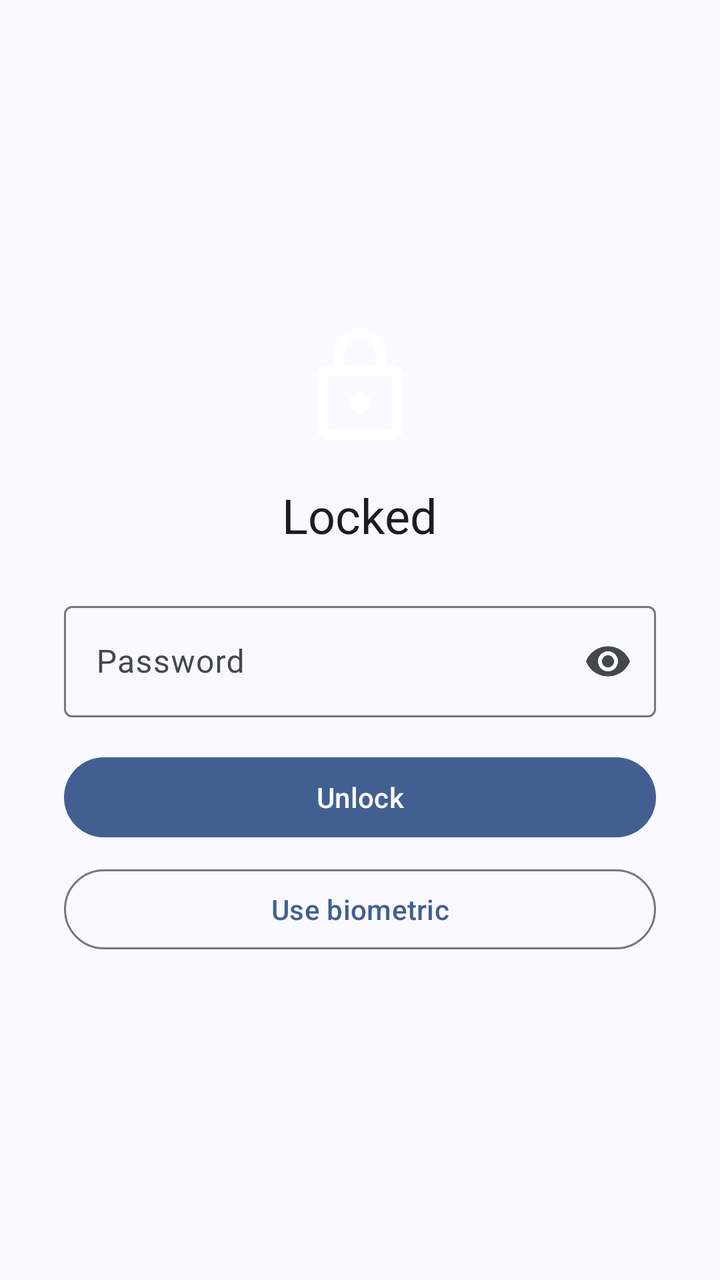
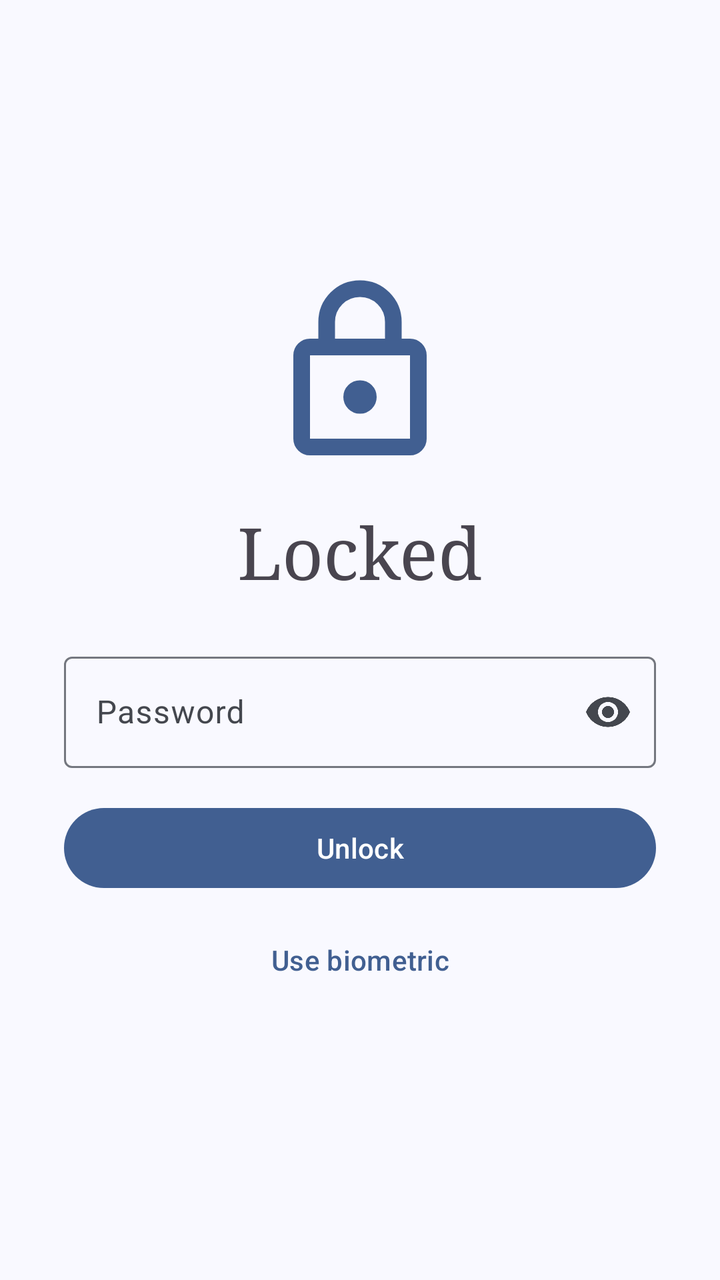

Before-and-after screenshots of an Android layout around one commit, followed by the original layout XML and the change that was made.
<!-- AndroidManifest.xml: application theme Theme.Keyheimer -->
<!-- res/layout/activity_lock.xml -->
<?xml version="1.0" encoding="utf-8"?>
<FrameLayout xmlns:android="http://schemas.android.com/apk/res/android"
    xmlns:app="http://schemas.android.com/apk/res-auto"
    android:id="@+id/lock_root"
    android:layout_width="match_parent"
    android:layout_height="match_parent">

    <LinearLayout
        android:layout_width="match_parent"
        android:layout_height="wrap_content"
        android:layout_gravity="center"
        android:gravity="center"
        android:orientation="vertical"
        android:padding="32dp">

        <ImageView
            android:layout_width="64dp"
            android:layout_height="64dp"
            android:contentDescription="@null"
            android:src="@drawable/ic_lock" />

        <com.google.android.material.textview.MaterialTextView
            android:layout_width="wrap_content"
            android:layout_height="wrap_content"
            android:layout_marginTop="16dp"
            android:text="@string/lock_title"
            android:textAppearance="?attr/textAppearanceHeadlineSmall" />

        <com.google.android.material.textfield.TextInputLayout
            android:id="@+id/til_password"
            style="@style/Widget.Material3.TextInputLayout.OutlinedBox"
            android:layout_width="match_parent"
            android:layout_height="wrap_content"
            android:layout_marginTop="24dp"
            android:hint="@string/settings_app_lock_password_label"
            app:endIconMode="password_toggle">

            <com.google.android.material.textfield.TextInputEditText
                android:id="@+id/input_password"
                android:layout_width="match_parent"
                android:layout_height="wrap_content"
                android:inputType="textPassword" />

        </com.google.android.material.textfield.TextInputLayout>

        <com.google.android.material.button.MaterialButton
            android:id="@+id/button_unlock_password"
            android:layout_width="match_parent"
            android:layout_height="wrap_content"
            android:layout_marginTop="16dp"
            android:text="@string/lock_unlock_button" />

        <com.google.android.material.button.MaterialButton
            android:id="@+id/button_use_biometric"
            style="@style/Widget.Material3.Button.OutlinedButton"
            android:layout_width="match_parent"
            android:layout_height="wrap_content"
            android:layout_marginTop="8dp"
            android:text="@string/lock_use_biometric_button" />
    </LinearLayout>
</FrameLayout>
<!-- resources referenced by this layout -->
<resources>
  <!-- drawable ic_lock (drawable) -->
  <vector xmlns:android="http://schemas.android.com/apk/res/android"
      android:width="24dp"
      android:height="24dp"
      android:viewportWidth="960"
      android:viewportHeight="960">
    <path
        android:pathData="M240,880q-33,0 -56.5,-23.5T160,800v-400q0,-33 23.5,-56.5T240,320h40v-80q0,-83 58.5,-141.5T480,40q83,0 141.5,58.5T680,240v80h40q33,0 56.5,23.5T800,400v400q0,33 -23.5,56.5T720,880L240,880ZM240,800h480v-400L240,400v400ZM536.5,656.5Q560,633 560,600t-23.5,-56.5Q513,520 480,520t-56.5,23.5Q400,567 400,600t23.5,56.5Q447,680 480,680t56.5,-23.5ZM360,320h240v-80q0,-50 -35,-85t-85,-35q-50,0 -85,35t-35,85v80ZM240,800v-400,400Z"
        android:fillColor="#FFFFFF"/>
  </vector>
  <string name="lock_title">Locked</string>
  <string name="lock_unlock_button">Unlock</string>
  <string name="lock_use_biometric_button">Use biometric</string>
  <string name="settings_app_lock_password_label">Password</string>
  <color name="md_theme_primary">#415F91</color>
  <color name="md_theme_onPrimary">#FFFFFF</color>
  <color name="md_theme_primaryContainer">#D6E3FF</color>
  <color name="md_theme_onPrimaryContainer">#284777</color>
  <color name="md_theme_secondary">#565F71</color>
  <color name="md_theme_onSecondary">#FFFFFF</color>
  <color name="md_theme_secondaryContainer">#DAE2F9</color>
  <color name="md_theme_onSecondaryContainer">#3E4759</color>
  <color name="md_theme_tertiary">#705575</color>
  <color name="md_theme_onTertiary">#FFFFFF</color>
  <color name="md_theme_tertiaryContainer">#FAD8FD</color>
  <color name="md_theme_onTertiaryContainer">#573E5C</color>
  <color name="md_theme_error">#BA1A1A</color>
  <color name="md_theme_onError">#FFFFFF</color>
  <color name="md_theme_errorContainer">#FFDAD6</color>
  <color name="md_theme_onErrorContainer">#93000A</color>
  <color name="md_theme_background">#F9F9FF</color>
  <color name="md_theme_onBackground">#191C20</color>
  <color name="md_theme_surface">#F9F9FF</color>
  <color name="md_theme_onSurface">#191C20</color>
  <color name="md_theme_surfaceVariant">#E0E2EC</color>
  <color name="md_theme_onSurfaceVariant">#44474E</color>
  <color name="md_theme_outline">#74777F</color>
  <color name="md_theme_outlineVariant">#C4C6D0</color>
  <color name="md_theme_inverseSurface">#2E3036</color>
  <color name="md_theme_inverseOnSurface">#F0F0F7</color>
  <color name="md_theme_inversePrimary">#AAC7FF</color>
  <color name="md_theme_primaryFixed">#D6E3FF</color>
  <color name="md_theme_onPrimaryFixed">#001B3E</color>
  <color name="md_theme_primaryFixedDim">#AAC7FF</color>
  <color name="md_theme_onPrimaryFixedVariant">#284777</color>
  <color name="md_theme_secondaryFixed">#DAE2F9</color>
  <color name="md_theme_onSecondaryFixed">#131C2B</color>
  <color name="md_theme_secondaryFixedDim">#BEC6DC</color>
  <color name="md_theme_onSecondaryFixedVariant">#3E4759</color>
  <color name="md_theme_tertiaryFixed">#FAD8FD</color>
  <color name="md_theme_onTertiaryFixed">#28132E</color>
  <color name="md_theme_tertiaryFixedDim">#DDBCE0</color>
  <color name="md_theme_onTertiaryFixedVariant">#573E5C</color>
  <color name="md_theme_surfaceDim">#D9D9E0</color>
  <color name="md_theme_surfaceBright">#F9F9FF</color>
  <color name="md_theme_surfaceContainerLowest">#FFFFFF</color>
  <color name="md_theme_surfaceContainerLow">#F3F3FA</color>
  <color name="md_theme_surfaceContainer">#EDEDF4</color>
  <color name="md_theme_surfaceContainerHigh">#E7E8EE</color>
  <color name="md_theme_surfaceContainerHighest">#E2E2E9</color>
  <!-- unchanged entries left out for length: 2 -->
</resources>

<!-- the commit's change to res/layout/activity_lock.xml (unified diff, before → after) -->
@@ -14,8 +14,8 @@
         android:padding="32dp">
 
         <ImageView
-            android:layout_width="64dp"
-            android:layout_height="64dp"
+            android:layout_width="100dp"
+            android:layout_height="100dp"
             android:contentDescription="@null"
             android:src="@drawable/ic_lock" />
 
@@ -23,8 +23,9 @@
             android:layout_width="wrap_content"
             android:layout_height="wrap_content"
             android:layout_marginTop="16dp"
-            android:text="@string/lock_title"
-            android:textAppearance="?attr/textAppearanceHeadlineSmall" />
+            android:fontFamily="serif"
+            android:text="@string/lock_screen_title"
+            android:textAppearance="?attr/textAppearanceDisplaySmall" />
 
         <com.google.android.material.textfield.TextInputLayout
             android:id="@+id/til_password"
@@ -32,7 +33,7 @@
             android:layout_width="match_parent"
             android:layout_height="wrap_content"
             android:layout_marginTop="24dp"
-            android:hint="@string/settings_app_lock_password_label"
+            android:hint="@string/field_password"
             app:endIconMode="password_toggle">
 
             <com.google.android.material.textfield.TextInputEditText
@@ -48,14 +49,15 @@
             android:layout_width="match_parent"
             android:layout_height="wrap_content"
             android:layout_marginTop="16dp"
-            android:text="@string/lock_unlock_button" />
+            android:text="@string/dialog_button_unlock" />
 
         <com.google.android.material.button.MaterialButton
             android:id="@+id/button_use_biometric"
-            style="@style/Widget.Material3.Button.OutlinedButton"
+            style="@style/Widget.Material3.Button.TextButton"
             android:layout_width="match_parent"
             android:layout_height="wrap_content"
             android:layout_marginTop="8dp"
-            android:text="@string/lock_use_biometric_button" />
+            app:iconGravity="textEnd"
+            android:text="@string/lock_screen_use_biometric_button" />
     </LinearLayout>
 </FrameLayout>
<!-- resource entries referenced after the edit -->
@@ -8,12 +8,12 @@
       android:viewportHeight="960">
     <path
         android:pathData="M240,880q-33,0 -56.5,-23.5T160,800v-400q0,-33 23.5,-56.5T240,320h40v-80q0,-83 58.5,-141.5T480,40q83,0 141.5,58.5T680,240v80h40q33,0 56.5,23.5T800,400v400q0,33 -23.5,56.5T720,880L240,880ZM240,800h480v-400L240,400v400ZM536.5,656.5Q560,633 560,600t-23.5,-56.5Q513,520 480,520t-56.5,23.5Q400,567 400,600t23.5,56.5Q447,680 480,680t56.5,-23.5ZM360,320h240v-80q0,-50 -35,-85t-85,-35q-50,0 -85,35t-35,85v80ZM240,800v-400,400Z"
-        android:fillColor="#FFFFFF"/>
+        android:fillColor="?attr/colorPrimary"/>
   </vector>
-  <string name="lock_title">Locked</string>
-  <string name="lock_unlock_button">Unlock</string>
-  <string name="lock_use_biometric_button">Use biometric</string>
-  <string name="settings_app_lock_password_label">Password</string>
+  <string name="dialog_button_unlock">Unlock</string>
+  <string name="field_password">Password</string>
+  <string name="lock_screen_title">Locked</string>
+  <string name="lock_screen_use_biometric_button">Use biometric</string>
   <color name="md_theme_primary">#415F91</color>
   <color name="md_theme_onPrimary">#FFFFFF</color>
   <color name="md_theme_primaryContainer">#D6E3FF</color>
